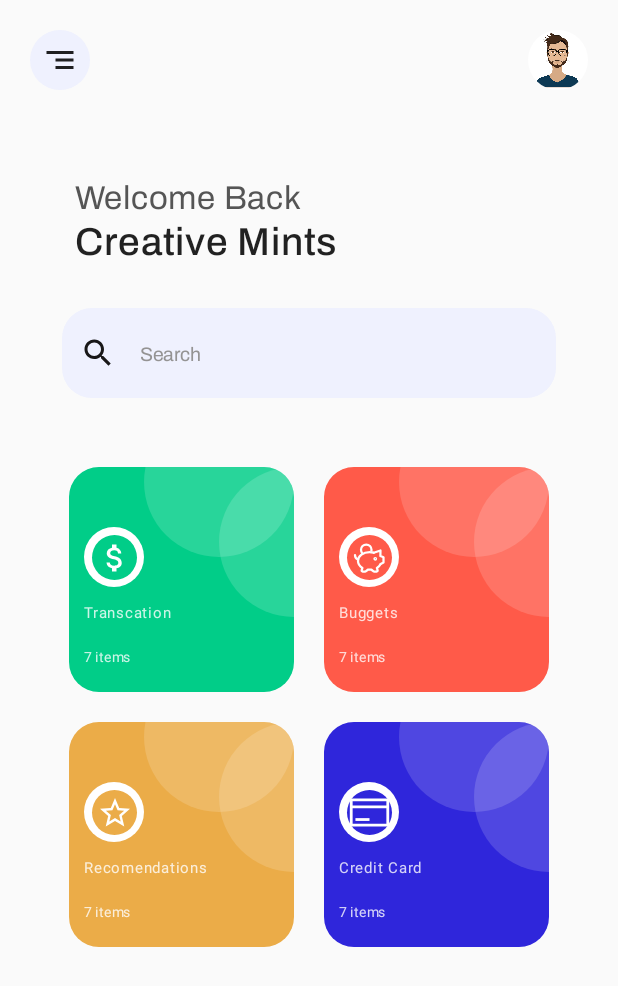
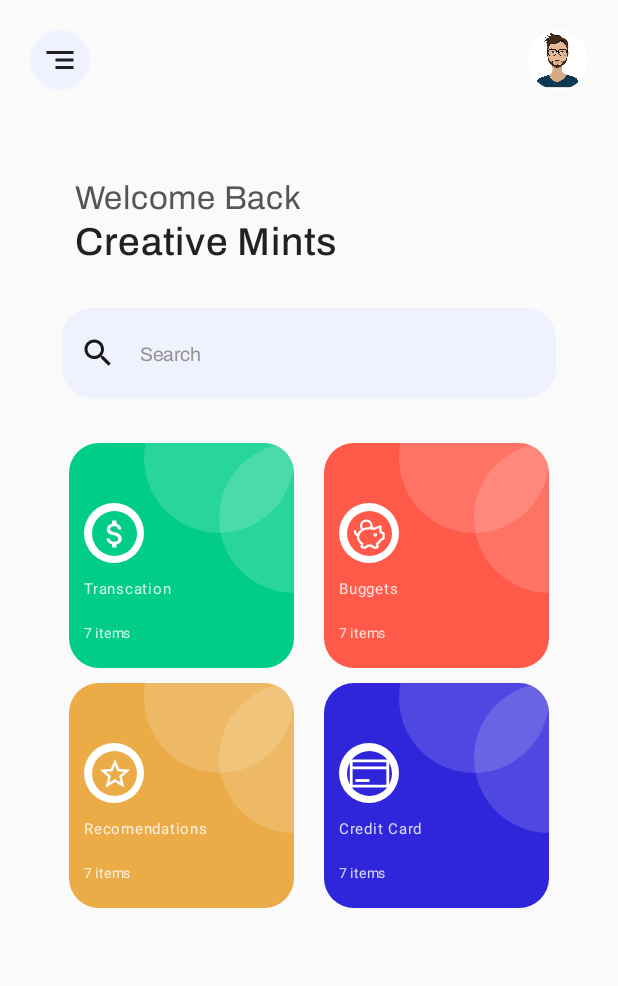
Before and after one commit to iamabdh/MoneyManager, an Android app built with Jetpack Compose: the screen it shows after launch (MainActivity), on a phone screen of 412 x 824 dp. Shown: the top 986 px of the screen. Run offline under Robolectric (Android 15) with nearby library versions, the phone set to English and light mode, and no system bars.

Commit message:
update: using row with columns for griding home banner

```diff
--- a/app/src/main/java/com/example/moneymanager/screen/HomeScreen.kt
+++ b/app/src/main/java/com/example/moneymanager/screen/HomeScreen.kt
@@ -3,22 +3,28 @@ package com.example.moneymanager.screen
 import androidx.compose.foundation.Image
 import androidx.compose.foundation.background
 import androidx.compose.foundation.border
+import androidx.compose.foundation.gestures.scrollable
 import androidx.compose.foundation.layout.Arrangement
 import androidx.compose.foundation.layout.Box
 import androidx.compose.foundation.layout.Column
 import androidx.compose.foundation.layout.PaddingValues
 import androidx.compose.foundation.layout.Row
 import androidx.compose.foundation.layout.Spacer
+import androidx.compose.foundation.layout.fillMaxHeight
 import androidx.compose.foundation.layout.fillMaxSize
 import androidx.compose.foundation.layout.fillMaxWidth
 import androidx.compose.foundation.layout.height
 import androidx.compose.foundation.layout.offset
 import androidx.compose.foundation.layout.padding
 import androidx.compose.foundation.layout.size
+import androidx.compose.foundation.layout.wrapContentSize
+import androidx.compose.foundation.lazy.LazyColumn
 import androidx.compose.foundation.lazy.grid.GridCells
 import androidx.compose.foundation.lazy.grid.LazyVerticalGrid
+import androidx.compose.foundation.rememberScrollState
 import androidx.compose.foundation.shape.CircleShape
 import androidx.compose.foundation.shape.RoundedCornerShape
+import androidx.compose.foundation.verticalScroll
 import androidx.compose.material.*
 import androidx.compose.runtime.Composable
 import androidx.compose.ui.Alignment
@@ -39,7 +45,9 @@ import com.example.moneymanager.ui.theme.*
 
 @Composable
 fun HomeScreen() {
-    Column {
+    Column(
+        modifier = Modifier.verticalScroll(rememberScrollState())
+    ) {
         Row(
             horizontalArrangement = Arrangement.SpaceBetween,
             verticalAlignment = Alignment.CenterVertically,
@@ -57,73 +65,57 @@ fun HomeScreen() {
         ) {
             Text(text = "Welcome Back", fontSize = 22.sp, fontFamily = Archivo, color = DavysGrey)
             Spacer(modifier = Modifier.height(3.dp))
-            Text(text = "Creative Mints", fontSize = 26.sp, fontFamily = Archivo, fontWeight = FontWeight.Medium)
+            Text(
+                text = "Creative Mints",
+                fontSize = 26.sp,
+                fontFamily = Archivo,
+                fontWeight = FontWeight.Medium
+            )
         }
         Spacer(modifier = Modifier.height(30.dp))
         SearchTextField()
         Spacer(modifier = Modifier.height(20.dp))
-        LazyVerticalGrid(
-            columns = GridCells.Fixed(2),
-            contentPadding = PaddingValues(
-                start = 12.dp,
-                top = 16.dp,
-                end = 12.dp,
-                bottom = 16.dp
-            ),
+
+        Row(
             horizontalArrangement = Arrangement.Center,
+            modifier = Modifier.fillMaxWidth()
         ) {
-
-           item {
-               Box(
-                   contentAlignment = Alignment.BottomEnd,
+            Column(
+                verticalArrangement = Arrangement.spacedBy(10.dp),
                 modifier = Modifier.padding(10.dp)
             ) {
                 HomeBannerButtons(
                             nameBanner = "Transcation",
                             noItems = 7,
-                       colorBanner = CaribbeanGreen ,
+                            colorBanner = CaribbeanGreen,
                             bannerIcon = R.drawable.baseline_attach_money_24
                         )
+                HomeBannerButtons(
+                            nameBanner = "Recomendations",
+                            noItems = 7,
+                            colorBanner = MaximumYellowRed,
+                            bannerIcon = R.drawable.baseline_star_border_24
+                        )
             }
-           }
-            item {
-                Box(
+            Column(
+                verticalArrangement = Arrangement.spacedBy(10.dp),
                 modifier = Modifier.padding(10.dp)
             ) {
                 HomeBannerButtons(
                             nameBanner = "Buggets",
                             noItems = 7,
-                        colorBanner = Crayola ,
+                            colorBanner = Crayola,
                             bannerIcon = R.drawable.piggy_bank
                         )
-                }
-            }
-            item {
-                Box(
-                    contentAlignment = Alignment.BottomEnd,
-                    modifier = Modifier.padding(10.dp)
-                ) {
-                    HomeBannerButtons(
-                        nameBanner = "Recomendations",
-                        noItems = 7,
-                        colorBanner = MaximumYellowRed ,
-                        bannerIcon = R.drawable.baseline_star_border_24
-                    )
-                }
-            }
-
-            item {
-                Box(
-                    modifier = Modifier.padding(10.dp)
-                ) {
                 HomeBannerButtons(
                             nameBanner = "Credit Card",
                             noItems = 7,
-                        colorBanner = PalatinateBlue ,
+                            colorBanner = PalatinateBlue,
                             bannerIcon = R.drawable.purchase
                         )
             }
         }
+        Spacer(modifier = Modifier.height(20.dp))
+
     }
 }
-}
```
Lines whose indentation alone changed are shown as unchanged.
